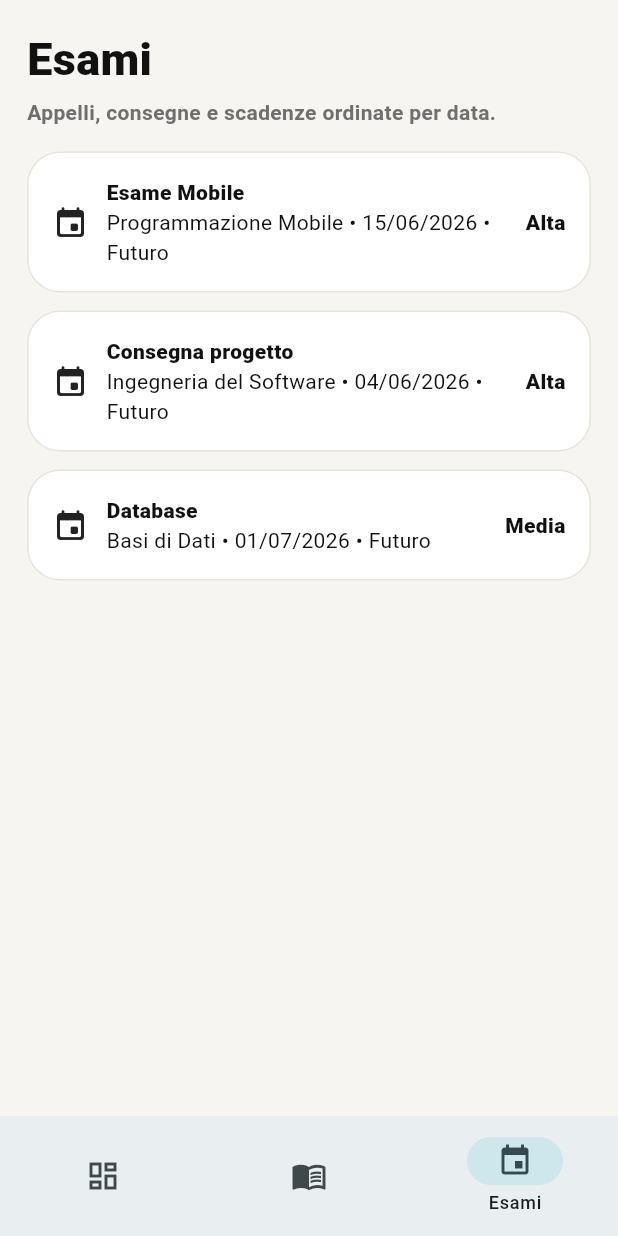
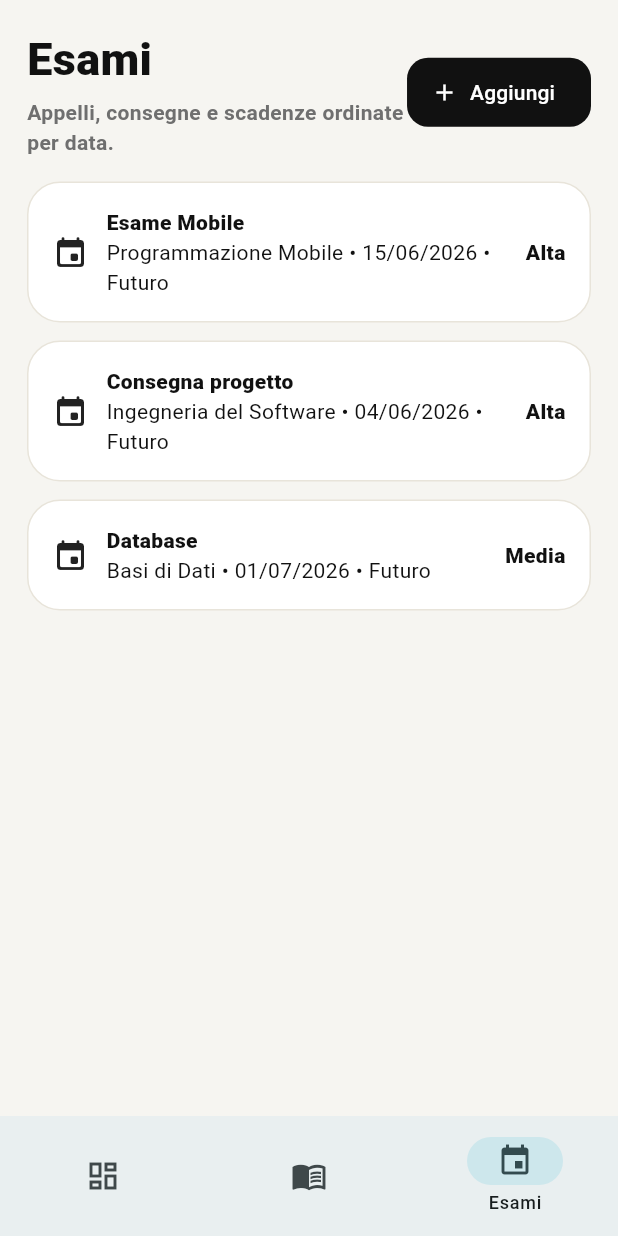
Before and after one commit to digregoriomario/StudyPlanner, a Flutter app: the screen it shows after launch, item 3 of the bottom bar chosen, on a phone screen of 412 x 824 dp. Run offline on Flutter 3.47's test engine with Material 3 defaults, Android fonts, the phone set to English and light mode, and no system bars.

Commit message:
Aggiunta dell’inserimento rapido di nuovi esami o scadenze.

```diff
--- a/study_planner_app/lib/main.dart
+++ b/study_planner_app/lib/main.dart
@@ -320,7 +320,7 @@ class ExamsScreen extends StatelessWidget {
     return PageFrame(
       title: 'Esami',
       subtitle: 'Appelli, consegne e scadenze ordinate per data.',
-      actions: [const SizedBox.shrink()],
+      actions: [FilledButton.icon(onPressed: () => showTextDialog(context, 'Nuovo esame', store.addExam), icon: const Icon(Icons.add), label: const Text('Aggiungi'))],
       child: ListView(
         children: store.exams.map((exam) => AppCard(
           child: Row(
```
